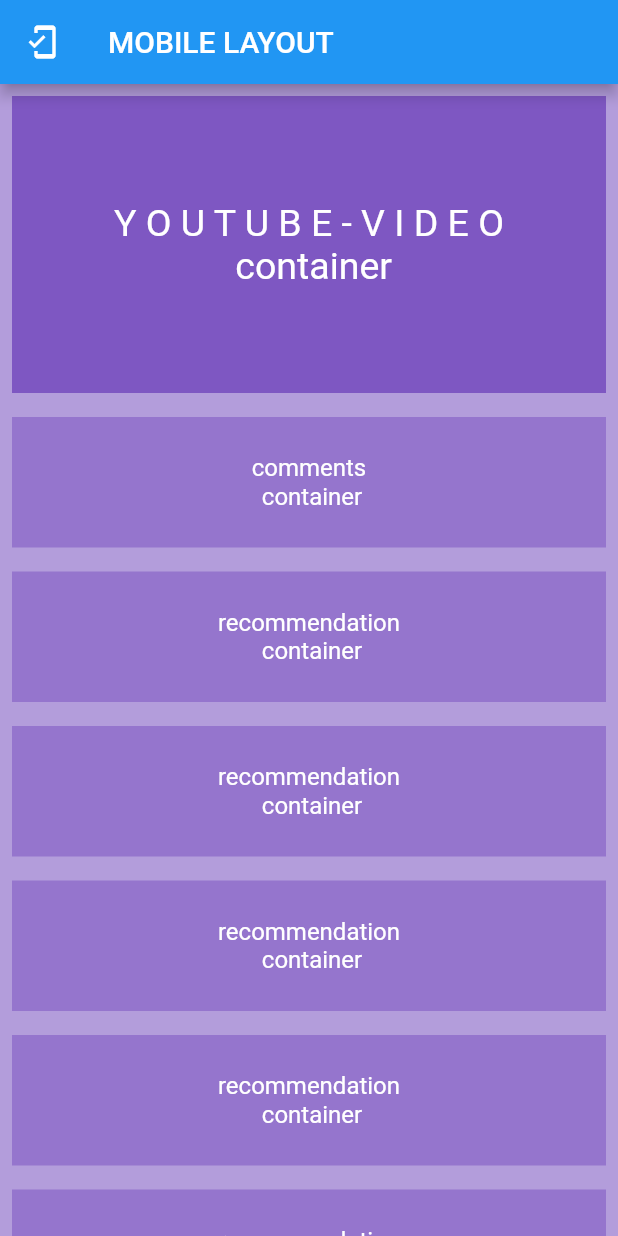
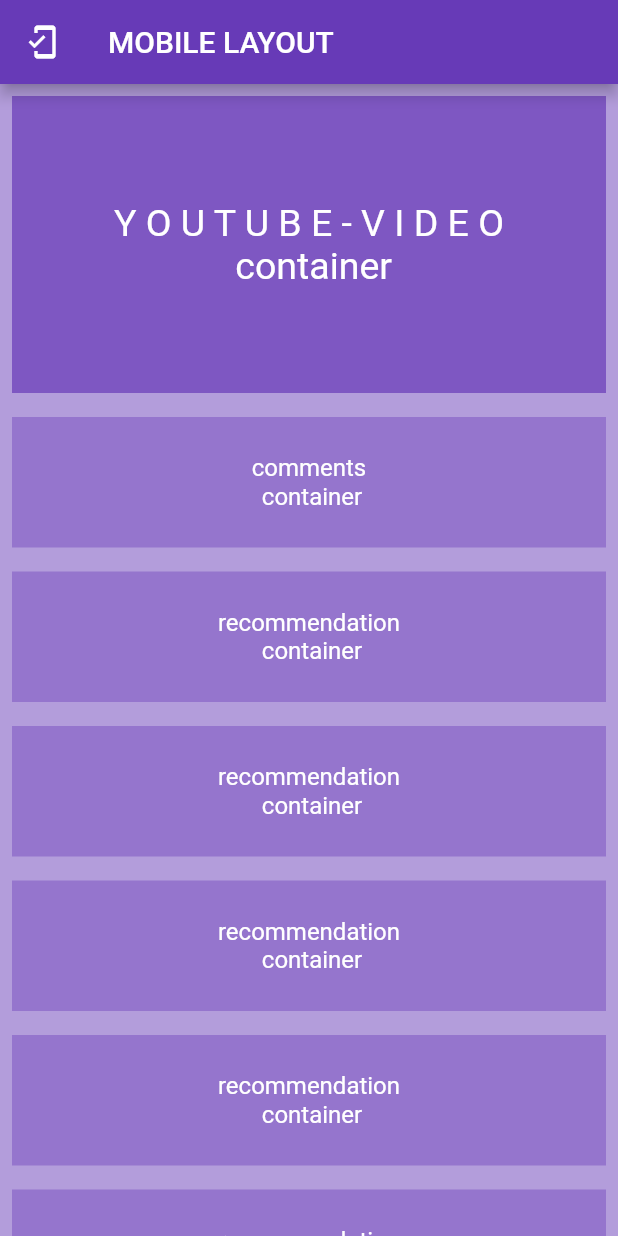
Before and after one commit to sgc93/Flutter-Concepts-Library, a Flutter app: the screen it shows after launch, on a phone screen of 412 x 824 dp. Run offline on Flutter 3.47's test engine with Material 2 defaults, Android fonts, the light colour scheme and no system bars; our stand-ins replace hidden_drawer_menu.

Commit message:
update themData

```diff
--- a/lib/main.dart
+++ b/lib/main.dart
@@ -10,10 +10,11 @@
 
   @override
   Widget build(BuildContext context) {
-    return const MaterialApp(
+    return MaterialApp(
       debugShowCheckedModeBanner: false,
       title: 'Flutter Concepts Library',
-      home: HomePage(),
+      theme: ThemeData(primarySwatch: Colors.deepPurple),
+      home: const HomePage(),
     );
   }
 }
```
